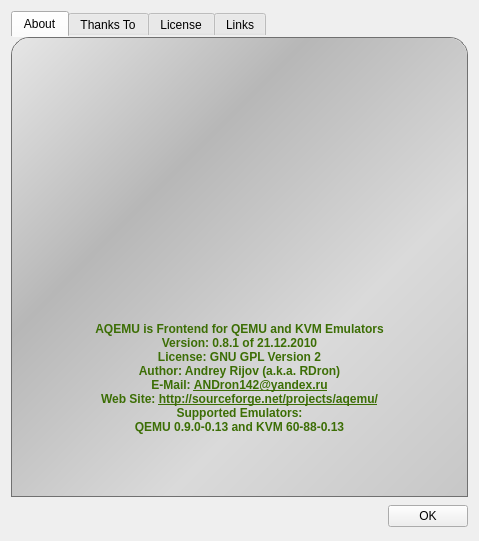
First picture: the form in About_Window.ui, repository qunying/aqemu-old, before the edit.
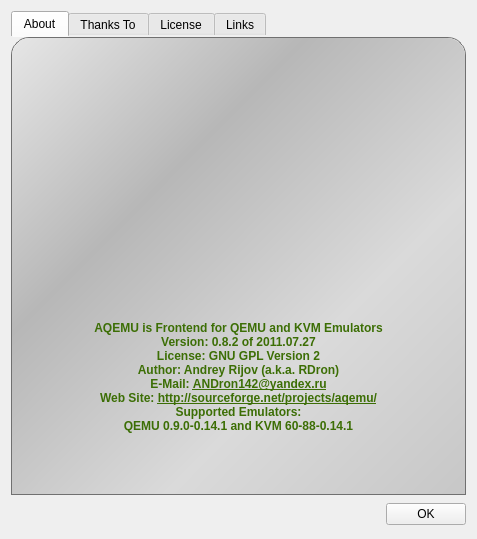
Second picture: the form after the edit. Icons and pictures are not drawn.

```diff
--- a/About_Window.ui
+++ b/About_Window.ui
@@ -7,8 +7,8 @@
    <rect>
     <x>0</x>
     <y>0</y>
-    <width>479</width>
-    <height>541</height>
+    <width>477</width>
+    <height>539</height>
    </rect>
   </property>
   <property name="windowTitle">
@@ -141,12 +141,12 @@
 &lt;body&gt;
 &lt;b&gt;
 &lt;p&gt;AQEMU is Frontend for QEMU and KVM Emulators&lt;/p&gt;
-&lt;p&gt;Version: 0.8.1 of 21.12.2010&lt;/p&gt;
+&lt;p&gt;Version: 0.8.2 of 2011.07.27&lt;/p&gt;
 &lt;p&gt;License: GNU GPL Version 2&lt;/p&gt;
 &lt;p&gt;Author: Andrey Rijov (a.k.a. RDron)&lt;/p&gt;
 &lt;p&gt;E-Mail: &lt;a href=&quot;mailto:ANDron142@yandex.ru&quot;&gt;ANDron142@yandex.ru&lt;/a&gt;&lt;/p&gt;
 &lt;p&gt;Web Site: &lt;a href=&quot;http://sourceforge.net/projects/aqemu/&quot;&gt;http://sourceforge.net/projects/aqemu/&lt;/a&gt;&lt;/p&gt;
-&lt;p&gt;Supported Emulators:&lt;br&gt;QEMU 0.9.0-0.13 and KVM 60-88-0.13&lt;/p&gt;
+&lt;p&gt;Supported Emulators:&lt;br&gt;QEMU 0.9.0-0.14.1 and KVM 60-88-0.14.1&lt;/p&gt;
 &lt;/b&gt;
 &lt;/body&gt;
 &lt;/html&gt;</string>
```
Left out of the diff: 4 changed lines with no effect on the pictures.
